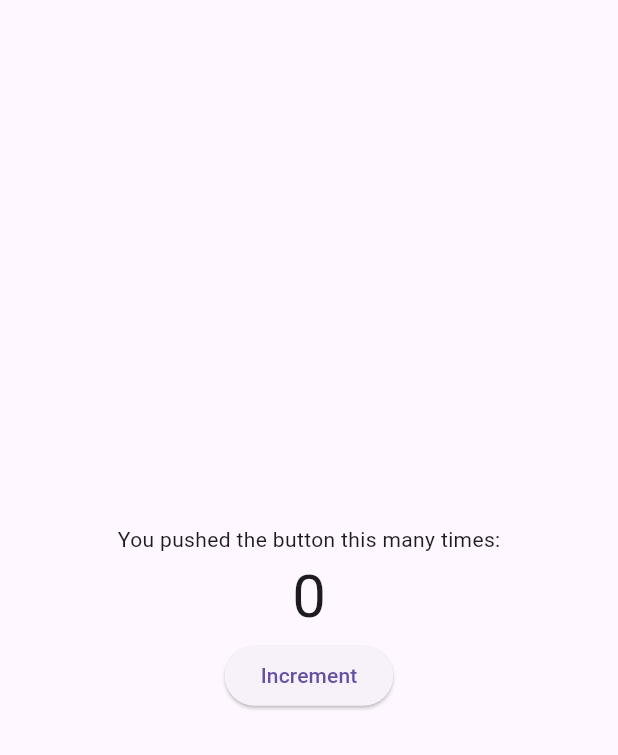
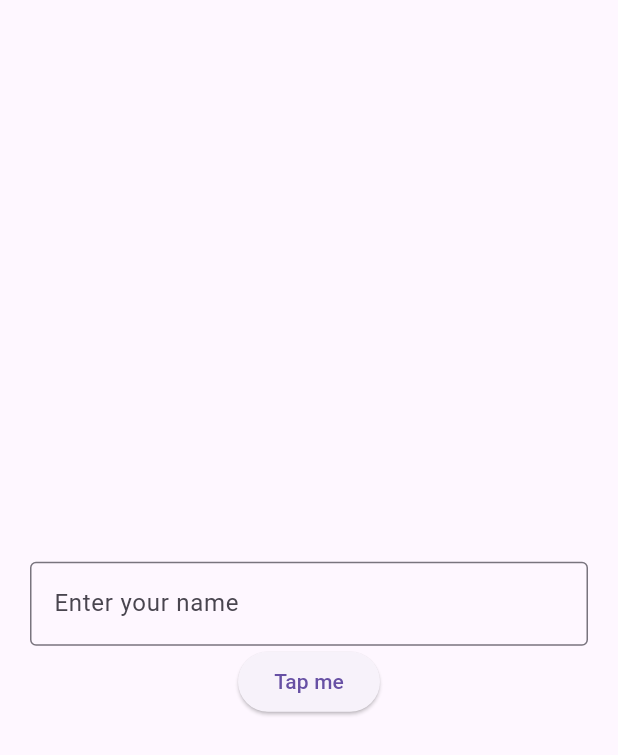
Before and after one commit to Yellowweii/Flutter-Learning, a Flutter app: the screen it shows after launch, on a phone screen of 412 x 824 dp. Shown: the top 755 px of the screen. Run offline on Flutter 3.47's test engine with Material 3 defaults, Android fonts, the phone set to English and light mode, and no system bars; our stand-ins replace flutter_spinkit.

Commit message:
finish some functions of toao-app (#9)
* finish the world_time demo

* finish some function of the project

* little change

* finish the world_time project

* init the project

* finish some functions of the project

* finish the project

* refresh the branch

* finish some functions of todo-app

```diff
--- a/flutter_demo4/lib/main.dart
+++ b/flutter_demo4/lib/main.dart
@@ -1,12 +1,12 @@
 import 'package:flutter/material.dart';
-import 'package:flutter_demo4/pages/CounterPage.dart';
+import 'package:flutter_demo4/pages/TodoApp.dart';
 
 void main() {
   runApp(MaterialApp(
     debugShowCheckedModeBanner: false,
-    initialRoute: "/counter-page",
+    initialRoute: "/todo-app",
     routes: {
-      "/counter-page": (context) => CounterPage(),
+      "/todo-app": (context) => TodoApp(),
     },
   ));
 }
--- /dev/null
+++ b/flutter_demo4/lib/pages/TodoApp.dart
@@ -0,0 +1,37 @@
+import 'package:flutter/material.dart';
+
+class TodoApp extends StatefulWidget {
+  const TodoApp({super.key});
+
+  @override
+  State<TodoApp> createState() => _TodoAppState();
+}
+
+class _TodoAppState extends State<TodoApp> {
+  String greetingMessage = "";
+  TextEditingController _controller = TextEditingController();
+  void greetUsers() {
+    this.setState(() {
+      greetingMessage = "Hello ${_controller.text}";
+      _controller.clear();
+    });
+  }
+
+  @override
+  Widget build(BuildContext context) {
+    return Scaffold(
+        body: Center(
+      child: Padding(
+        padding: const EdgeInsets.all(20.0),
+        child: Column(mainAxisAlignment: MainAxisAlignment.center, children: [
+          Text(greetingMessage, style: TextStyle(fontSize: 20)),
+          TextField(
+              controller: _controller,
+              decoration: InputDecoration(
+                  border: OutlineInputBorder(), hintText: "Enter your name")),
+          ElevatedButton(onPressed: greetUsers, child: Text("Tap me"))
+        ]),
+      ),
+    ));
+  }
+}
```
